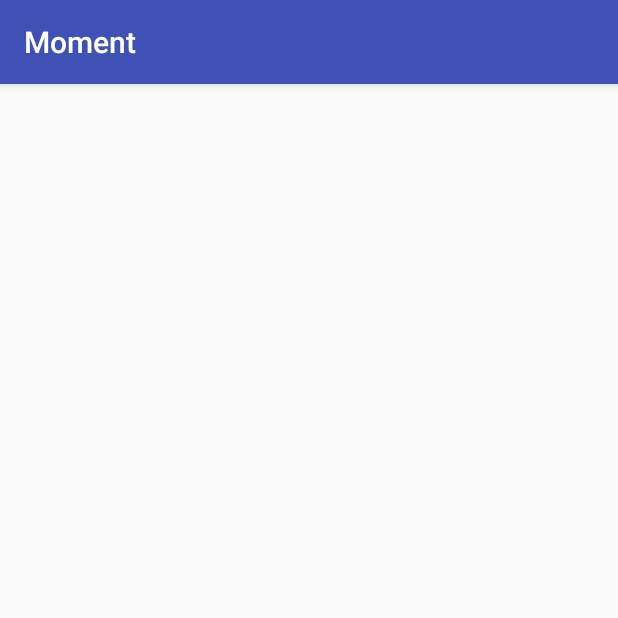
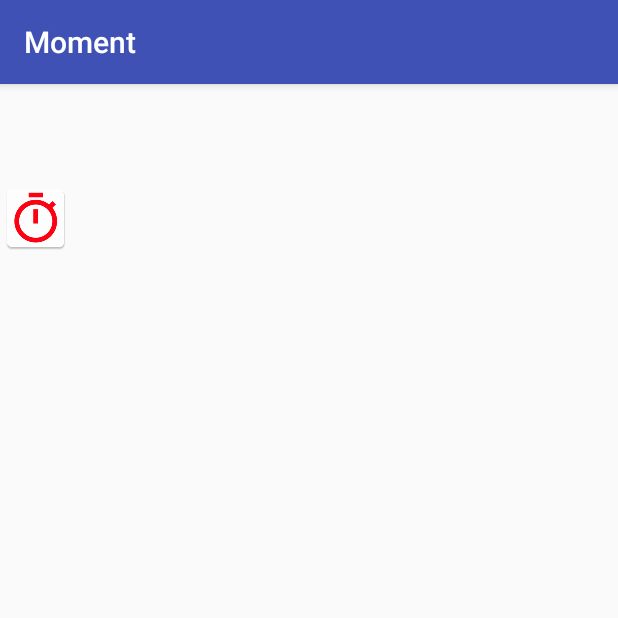
Before and after one commit to swanjala/Moment, an Android app: the screen it shows after launch (MainActivity), on a phone screen of 412 x 824 dp, the top half of it. Run offline under Robolectric (Android 15) with nearby library versions, the phone set to English and light mode, and no system bars.

Commit message:
[update] update assets
- update the asseets
- Debug the application on fragment version

```diff
--- a/app/src/main/java/com/example/sam/moment/fragments/FirstClockFragment.java
+++ b/app/src/main/java/com/example/sam/moment/fragments/FirstClockFragment.java
@@ -9,7 +9,7 @@ import android.widget.ImageView;
 
 import com.example.sam.moment.R;
 
-public class FirstClockFragment extends Fragment{
+public class FirstClockFragment extends android.support.v4.app.Fragment {
     // extension how android knows how to implement the class
 
     // constructor
@@ -19,16 +19,12 @@ public class FirstClockFragment extends Fragment{
     public View onCreateView(LayoutInflater inflater, ViewGroup container
    , Bundle savedInstanceState) {
 
-        // code to inflate the body part layout
-
         View rootView = inflater.inflate(R.layout.fragment_clock_one,
                 container, false);
 
         ImageView imageView = rootView.findViewById(R.id.firstClock);
-
-        imageView.setImageResource(ImageAssets.getClocks);
+        imageView.setImageResource(R.mipmap.timer_primary);
         return rootView;
-
 
     }
 
--- a/app/src/main/res/layout/activity_main.xml
+++ b/app/src/main/res/layout/activity_main.xml
@@ -17,7 +17,7 @@
 
     <FrameLayout
         android:layout_width="match_parent"
-        android:layout_height="wrap_content"
+        android:layout_height="180dp"
         android:id="@+id/firstClockFrag">
 
     </FrameLayout>
```
